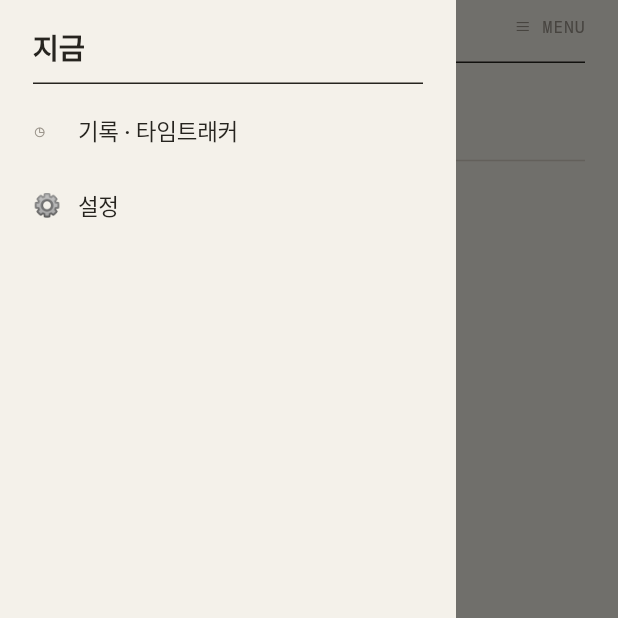
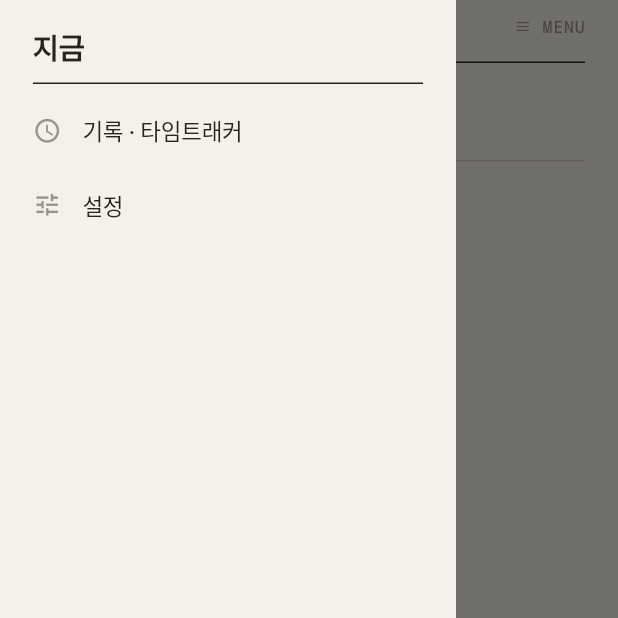
Before and after one commit to miziixx/jigoom, a Flutter app: the screen it shows after launch, with the side drawer open, on a phone screen of 412 x 824 dp, the top half of it. Run offline on Flutter 3.47's test engine with Material 3 defaults, Android fonts, the phone set to English and light mode, and no system bars; our stand-ins replace drift, drift_flutter, file_picker, flutter_colorpicker, flutter_local_notifications, flutter_riverpod and 6 more; missing offline and left inert: dart:html, google_mlkit_text_recognition, home_widget, receive_sharing_intent, shelf_router; accounts and stored records are empty; generated files the repository leaves out were written again.

Commit message:
design(jigeum): 심플 런처 아이콘(adaptive) + 드로어 라인 아이콘 정리
- 앱 아이콘: 종이(paper) 배경 + 잉크 캐럿 "›" + mark 커서 블록의
  어댑티브 아이콘(순수 벡터, minSdk26). 앱의 프롬프트 시그니처 반영.
- 드로어 메뉴 아이콘: 유니코드 글리프(◷/⚙) → 얇은 라인 아이콘
  (schedule_outlined / tune)으로 교체.

Co-Authored-By: Claude Opus 4.8 <noreply@anthropic.com>
Claude-Session: https://claude.ai/code/session_01NxK7vut4Em9KdbB5SB8P2d

```diff
--- a/jigeum/lib/app.dart
+++ b/jigeum/lib/app.dart
@@ -273,7 +273,7 @@ class _AppShellState extends ConsumerState<AppShell> {
   /// 사이드바 메뉴 (편집형).
   Widget _buildDrawer(BuildContext context) {
     final tk = t(context);
-    Widget item(String glyph, String label, VoidCallback onTap) => InkWell(
+    Widget item(IconData icon, String label, VoidCallback onTap) => InkWell(
           onTap: () {
             Navigator.of(context).pop(); // 드로어 닫기
             onTap();
@@ -282,10 +282,8 @@ class _AppShellState extends ConsumerState<AppShell> {
             padding: const EdgeInsets.fromLTRB(kGutter, 14, kGutter, 14),
             child: Row(
               children: [
-                SizedBox(
-                    width: 22,
-                    child: Text(glyph, style: AppText.glyph(tk.inkSoft))),
-                const SizedBox(width: 8),
+                Icon(icon, size: 19, color: tk.inkSoft),
+                const SizedBox(width: 14),
                 Text(label, style: AppText.body(tk.ink)),
               ],
             ),
@@ -307,8 +305,8 @@ class _AppShellState extends ConsumerState<AppShell> {
                 height: 1,
                 color: tk.ink),
             const SizedBox(height: 6),
-            item('◷', '기록 · 타임트래커', _openTimeTrack),
-            item('⚙', '설정', _openSettings),
+            item(Icons.schedule_outlined, '기록 · 타임트래커', _openTimeTrack),
+            item(Icons.tune, '설정', _openSettings),
           ],
         ),
       ),
```
Also changed, not shown: 4 other files.
